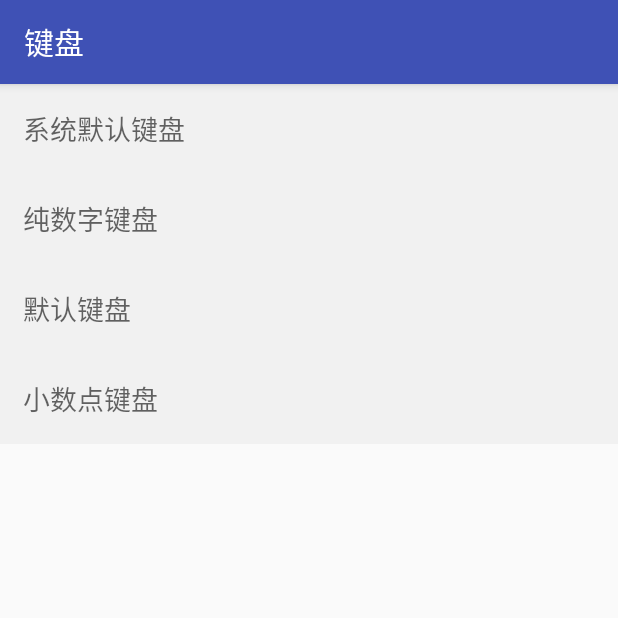
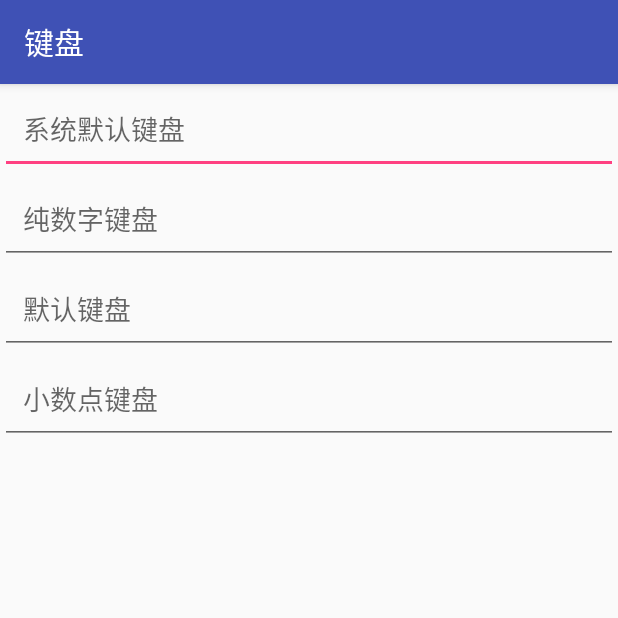
Before and after one commit to zhangkang19164/Keyboard, an Android app: the screen it shows after launch (MainKeyboardActivity), on a phone screen of 412 x 824 dp, the top half of it. Run offline under Robolectric (Android 15) with nearby library versions, the phone set to English and light mode, and no system bars.

```diff
--- a/app/src/main/res/layout/activity_main.xml
+++ b/app/src/main/res/layout/activity_main.xml
@@ -7,9 +7,9 @@
     tools:context=".MainKeyboardActivity">
 
     <EditText
+        android:id="@+id/sys_edit"
         android:layout_width="match_parent"
         android:layout_height="60dp"
-        android:background="#F1F1F1"
         android:hint="系统默认键盘"
         android:paddingLeft="15dp"
         android:paddingRight="15dp" />
@@ -18,7 +18,6 @@
     <com.example.keyboard.KeyboardEditText
         android:layout_width="match_parent"
         android:layout_height="60dp"
-        android:background="#F1F1F1"
         android:hint="纯数字键盘"
         android:inputType="number"
         android:paddingLeft="15dp"
@@ -27,7 +26,6 @@
     <com.example.keyboard.KeyboardEditText
         android:layout_width="match_parent"
         android:layout_height="60dp"
-        android:background="#F1F1F1"
         android:hint="默认键盘"
         android:paddingLeft="15dp"
         android:paddingRight="15dp" />
@@ -35,7 +33,6 @@
     <com.example.keyboard.KeyboardEditText
         android:layout_width="match_parent"
         android:layout_height="60dp"
-        android:background="#F1F1F1"
         android:hint="小数点键盘"
         android:inputType="numberDecimal"
         android:paddingLeft="15dp"
```
